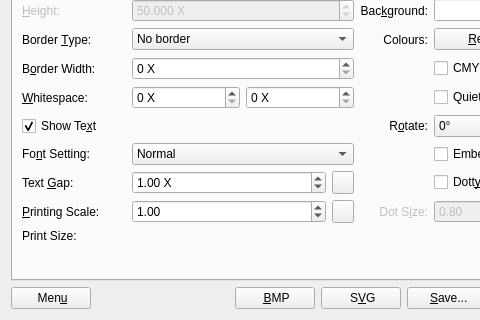
Qt form frontend_qt/mainWindow.ui (zint/zint) before a commit; both pictures show x 0 to 480 and y 327 to 647 of the 584 by 647 pixel window.
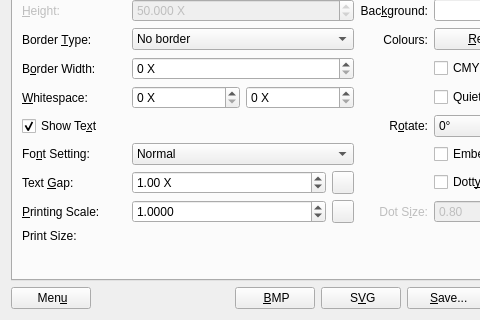
The same form after that commit. The open tabs and pages were chosen to show the change. Icons and pictures are not drawn.

Commit message: GUI: use 4dp for scale spin box & epsilon to compare to stored   value to avoid rounding error causing it to ratchet away from   user's input on each compute (ticket #366, props York Micha)

The edit to the form file:
```diff
--- a/frontend_qt/mainWindow.ui
+++ b/frontend_qt/mainWindow.ui
@@ -2248,7 +2248,7 @@
                 <string/>
                </property>
                <property name="decimals">
-                <number>2</number>
+                <number>4</number>
                </property>
                <property name="minimum">
                 <double>0.100000000000000</double>
```
The commit also changes 3 other files.
